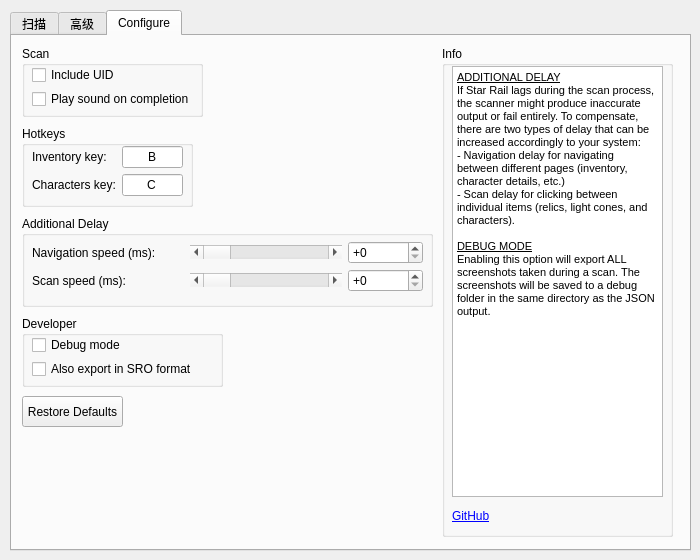
ddaodan/HSR-Scanner, file src/ui/hsr_scanner.ui: the form before one commit.
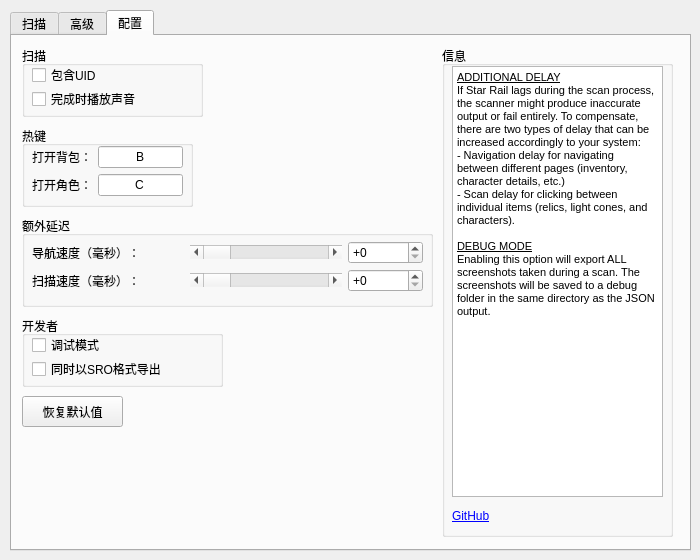
The form after the commit. The open tabs and pages were chosen to show the change. Custom widgets are drawn as their Qt base class.

Patch:
```diff
--- a/src/ui/hsr_scanner.ui
+++ b/src/ui/hsr_scanner.ui
@@ -776,7 +776,7 @@
     </widget>
     <widget class="QWidget" name="Configure">
      <attribute name="title">
-      <string>Configure</string>
+      <string>配置</string>
      </attribute>
      <widget class="QGroupBox" name="groupBox_6">
       <property name="geometry">
@@ -788,7 +788,7 @@
        </rect>
       </property>
       <property name="title">
-       <string>Hotkeys</string>
+       <string>热键</string>
       </property>
       <widget class="QWidget" name="formLayoutWidget_4">
        <property name="geometry">
@@ -803,14 +803,14 @@
         <item row="0" column="0">
          <widget class="QLabel" name="label_9">
           <property name="text">
-           <string>Inventory key:</string>
+           <string>打开背包：</string>
           </property>
          </widget>
         </item>
         <item row="1" column="0">
          <widget class="QLabel" name="label_10">
           <property name="text">
-           <string>Characters key:</string>
+           <string>打开角色：</string>
           </property>
          </widget>
         </item>
@@ -862,7 +862,7 @@
        </rect>
       </property>
       <property name="title">
-       <string>Scan</string>
+       <string>扫描</string>
       </property>
       <widget class="QWidget" name="verticalLayoutWidget_2">
        <property name="geometry">
@@ -877,14 +877,14 @@
         <item>
          <widget class="QCheckBox" name="checkBoxIncludeUid">
           <property name="text">
-           <string>Include UID</string>
+           <string>包含UID</string>
           </property>
          </widget>
         </item>
         <item>
          <widget class="QCheckBox" name="checkBoxPlaySound">
           <property name="text">
-           <string>Play sound on completion</string>
+           <string>完成时播放声音</string>
           </property>
          </widget>
         </item>
@@ -901,7 +901,7 @@
        </rect>
       </property>
       <property name="title">
-       <string>Developer</string>
+       <string>开发者</string>
       </property>
       <widget class="QWidget" name="verticalLayoutWidget">
        <property name="geometry">
@@ -919,7 +919,7 @@
            <string>Saves ALL screenshots</string>
           </property>
           <property name="text">
-           <string>Debug mode</string>
+           <string>调试模式</string>
           </property>
          </widget>
         </item>
@@ -929,7 +929,7 @@
            <string>Star Rail Optimizer</string>
           </property>
           <property name="text">
-           <string>Also export in SRO format</string>
+           <string>同时以SRO格式导出</string>
           </property>
          </widget>
         </item>
@@ -946,7 +946,7 @@
        </rect>
       </property>
       <property name="title">
-       <string>Additional Delay</string>
+       <string>额外延迟</string>
       </property>
       <widget class="QWidget" name="gridLayoutWidget_2">
        <property name="geometry">
@@ -983,7 +983,7 @@
            <string>Navigating between different pages (inventory, character details, etc.)</string>
           </property>
           <property name="text">
-           <string>Navigation speed (ms):</string>
+           <string>导航速度（毫秒）：</string>
           </property>
           <property name="alignment">
            <set>Qt::AlignLeading|Qt::AlignLeft|Qt::AlignVCenter</set>
@@ -996,7 +996,7 @@
            <string>Clicking between each individual item (relics, light cones, and characters)</string>
           </property>
           <property name="text">
-           <string>Scan speed (ms):</string>
+           <string>扫描速度（毫秒）：</string>
           </property>
           <property name="alignment">
            <set>Qt::AlignLeading|Qt::AlignLeft|Qt::AlignVCenter</set>
@@ -1115,7 +1115,7 @@
        </rect>
       </property>
       <property name="title">
-       <string>Info</string>
+       <string>信息</string>
       </property>
       <widget class="QTextEdit" name="textEdit_3">
        <property name="geometry">
@@ -1173,7 +1173,7 @@
        </rect>
       </property>
       <property name="text">
-       <string>Restore Defaults</string>
+       <string>恢复默认值</string>
       </property>
      </widget>
     </widget>
```
Left out of the diff: 42 changed lines with no effect on the pictures.
